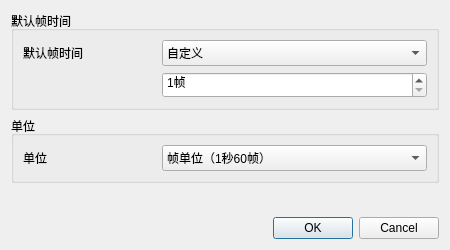
The window that DrillGIFActionSequenceEditor/Source/Utils/widgetFormSenior/AnimationListEditor/Private/W_ALE_CellDataGlobal.ui (DrillUp/DrillGIFActionSequenceEditor) describes before a commit, drawn with Qt 5.
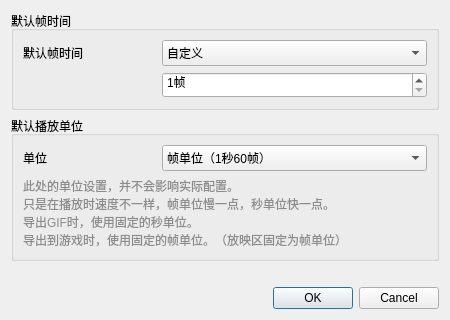
The same window after the commit.

Commit message: 修复动画帧的时间单位

What changed in the file:
```diff
--- a/DrillGIFActionSequenceEditor/Source/Utils/widgetFormSenior/AnimationListEditor/Private/W_ALE_CellDataGlobal.ui
+++ b/DrillGIFActionSequenceEditor/Source/Utils/widgetFormSenior/AnimationListEditor/Private/W_ALE_CellDataGlobal.ui
@@ -7,7 +7,7 @@
     <x>0</x>
     <y>0</y>
     <width>450</width>
-    <height>250</height>
+    <height>320</height>
    </rect>
   </property>
   <property name="windowTitle">
@@ -154,17 +154,10 @@
    <item>
     <widget class="QGroupBox" name="groupBox_2">
      <property name="title">
-      <string>单位</string>
+      <string>默认播放单位</string>
      </property>
-     <layout class="QHBoxLayout" name="horizontalLayout" stretch="1,2">
-      <item>
-       <widget class="QLabel" name="label_frameUnit_2">
-        <property name="text">
-         <string>单位</string>
-        </property>
-       </widget>
-      </item>
-      <item>
+     <layout class="QGridLayout" name="gridLayout_2" columnstretch="1,2">
+      <item row="0" column="1">
        <widget class="QComboBox" name="comboBox_unit">
         <property name="minimumSize">
          <size>
@@ -184,6 +177,26 @@
         </item>
        </widget>
       </item>
+      <item row="0" column="0">
+       <widget class="QLabel" name="label_frameUnit_2">
+        <property name="text">
+         <string>单位</string>
+        </property>
+       </widget>
+      </item>
+      <item row="1" column="0" colspan="2">
+       <widget class="QLabel" name="label">
+        <property name="styleSheet">
+         <string notr="true">color: rgb(140, 140, 140);</string>
+        </property>
+        <property name="text">
+         <string>此处的单位设置，并不会影响实际配置。
+只是在播放时速度不一样，帧单位慢一点，秒单位快一点。
+导出GIF时，使用固定的秒单位。
+导出到游戏时，使用固定的帧单位。（放映区固定为帧单位）</string>
+        </property>
+       </widget>
+      </item>
      </layout>
     </widget>
    </item>
```
Left out of the diff: 2 changed lines with no effect on the pictures. The commit also changes 9 other files.
